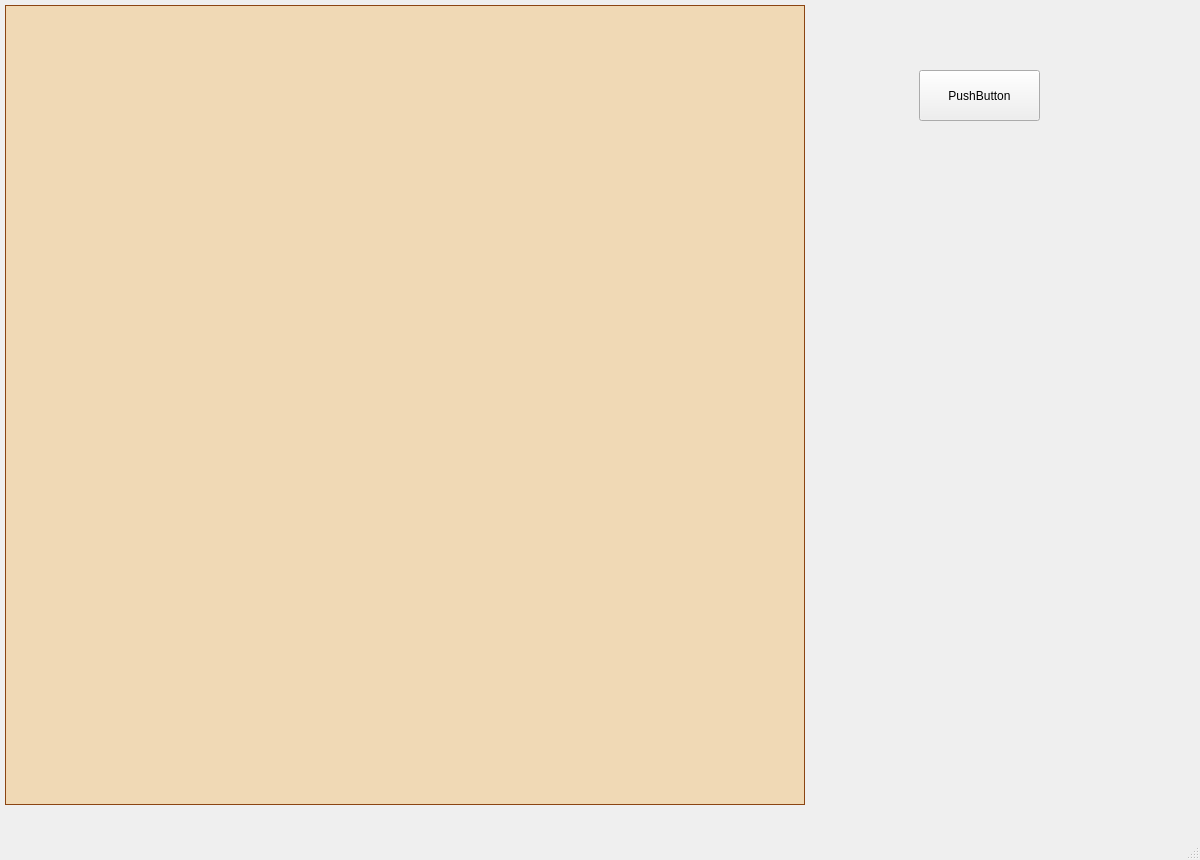
The window that chess/mainwindow.ui (Mariusfaitducode/chessGame) describes before a commit, drawn with Qt 5.
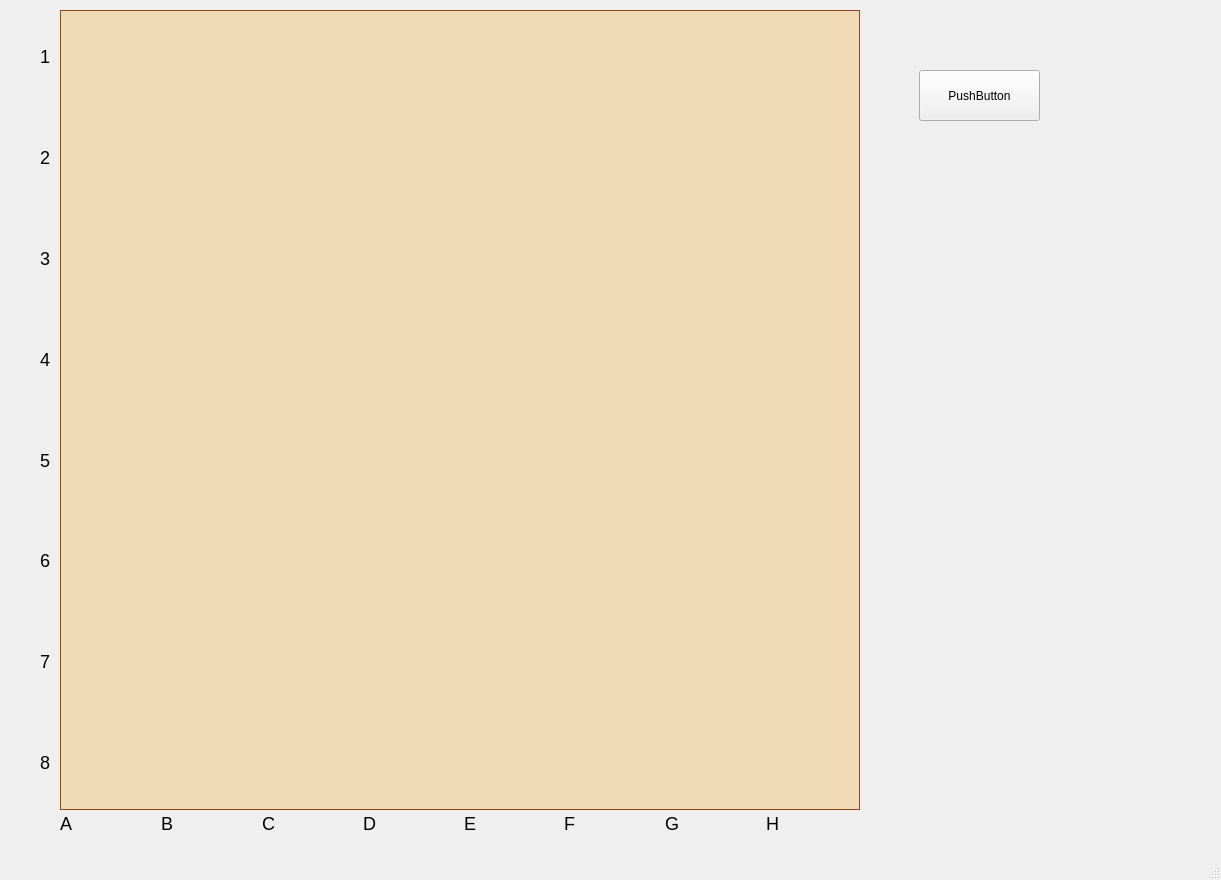
The same window after the commit.

The edit to the form file:
```diff
--- a/chess/mainwindow.ui
+++ b/chess/mainwindow.ui
@@ -6,19 +6,25 @@
    <rect>
     <x>0</x>
     <y>0</y>
-    <width>1200</width>
-    <height>860</height>
+    <width>1221</width>
+    <height>880</height>
    </rect>
   </property>
   <property name="windowTitle">
    <string>MainWindow</string>
   </property>
+  <property name="styleSheet">
+   <string notr="true">.QLabel{
+	font-size : 18px;
+	qproperty-alignment: AlignCenter;
+}</string>
+  </property>
   <widget class="QWidget" name="centralwidget">
    <widget class="QGraphicsView" name="graphicsView">
     <property name="geometry">
      <rect>
-      <x>5</x>
-      <y>5</y>
+      <x>60</x>
+      <y>10</y>
       <width>800</width>
       <height>800</height>
      </rect>
@@ -43,6 +49,142 @@
      <string>PushButton</string>
     </property>
    </widget>
+   <widget class="QWidget" name="horizontalLayoutWidget">
+    <property name="geometry">
+     <rect>
+      <x>60</x>
+      <y>810</y>
+      <width>801</width>
+      <height>26</height>
+     </rect>
+    </property>
+    <layout class="QHBoxLayout" name="horizontalLayout">
+     <item>
+      <widget class="QLabel" name="label_13">
+       <property name="text">
+        <string>A</string>
+       </property>
+      </widget>
+     </item>
+     <item>
+      <widget class="QLabel" name="label_16">
+       <property name="text">
+        <string>B</string>
+       </property>
+      </widget>
+     </item>
+     <item>
+      <widget class="QLabel" name="label_15">
+       <property name="text">
+        <string>C</string>
+       </property>
+      </widget>
+     </item>
+     <item>
+      <widget class="QLabel" name="label_14">
+       <property name="text">
+        <string>D</string>
+       </property>
+      </widget>
+     </item>
+     <item>
+      <widget class="QLabel" name="label_12">
+       <property name="text">
+        <string>E</string>
+       </property>
+      </widget>
+     </item>
+     <item>
+      <widget class="QLabel" name="label_11">
+       <property name="text">
+        <string>F</string>
+       </property>
+      </widget>
+     </item>
+     <item>
+      <widget class="QLabel" name="label_10">
+       <property name="text">
+        <string>G</string>
+       </property>
+      </widget>
+     </item>
+     <item>
+      <widget class="QLabel" name="label_9">
+       <property name="text">
+        <string>H</string>
+       </property>
+      </widget>
+     </item>
+    </layout>
+   </widget>
+   <widget class="QWidget" name="verticalLayoutWidget">
+    <property name="geometry">
+     <rect>
+      <x>40</x>
+      <y>9</y>
+      <width>21</width>
+      <height>801</height>
+     </rect>
+    </property>
+    <layout class="QVBoxLayout" name="verticalLayout">
+     <item>
+      <widget class="QLabel" name="label_3">
+       <property name="text">
+        <string>1</string>
+       </property>
+      </widget>
+     </item>
+     <item>
+      <widget class="QLabel" name="label_6">
+       <property name="text">
+        <string>2</string>
+       </property>
+      </widget>
+     </item>
+     <item>
+      <widget class="QLabel" name="label_5">
+       <property name="text">
+        <string>3</string>
+       </property>
+      </widget>
+     </item>
+     <item>
+      <widget class="QLabel" name="label_7">
+       <property name="text">
+        <string>4</string>
+       </property>
+      </widget>
+     </item>
+     <item>
+      <widget class="QLabel" name="label_2">
+       <property name="text">
+        <string>5</string>
+       </property>
+      </widget>
+     </item>
+     <item>
+      <widget class="QLabel" name="label_4">
+       <property name="text">
+        <string>6</string>
+       </property>
+      </widget>
+     </item>
+     <item>
+      <widget class="QLabel" name="label_8">
+       <property name="text">
+        <string>7</string>
+       </property>
+      </widget>
+     </item>
+     <item>
+      <widget class="QLabel" name="label">
+       <property name="text">
+        <string>8</string>
+       </property>
+      </widget>
+     </item>
+    </layout>
+   </widget>
   </widget>
   <widget class="QMenuBar" name="menubar">
    <property name="geometry">
```
Left out of the diff: 2 changed lines with no effect on the pictures.
